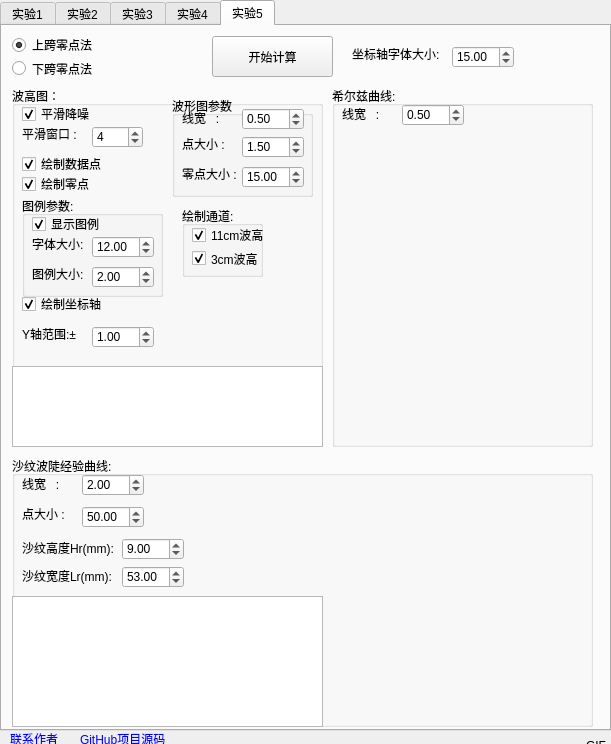
This is GUI.ui in MagicMjs/CoastalDynamicsExpProcessing as Qt 5 draws it before an edit. The edited form follows.
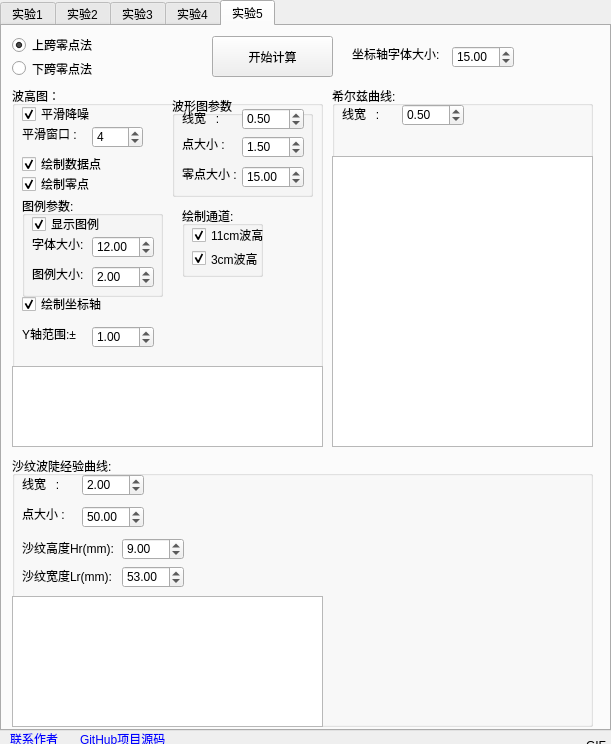
This is the edited form.

Commit message: 完善泥沙运动实验

Diff of the .ui file:
```diff
--- a/GUI.ui
+++ b/GUI.ui
@@ -5624,6 +5624,24 @@
        <double>0.500000000000000</double>
       </property>
      </widget>
+     <widget class="QTextEdit" name="sy5_XierziOut">
+      <property name="geometry">
+       <rect>
+        <x>0</x>
+        <y>70</y>
+        <width>261</width>
+        <height>291</height>
+       </rect>
+      </property>
+      <property name="font">
+       <font>
+        <pointsize>6</pointsize>
+       </font>
+      </property>
+      <property name="readOnly">
+       <bool>true</bool>
+      </property>
+     </widget>
     </widget>
     <widget class="QGroupBox" name="groupBox_40">
      <property name="geometry">
```
The commit also changes 1 other file.
